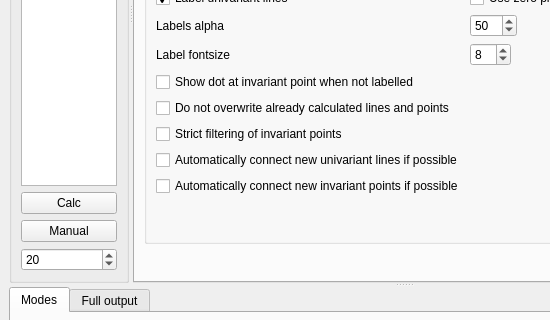
Above: pypsbuilder/ui/txbuilder.ui from ondrolexa/pypsbuilder before the change; both pictures show x 0 to 550 and y 285 to 605 of the 1106 by 726 pixel window. Below: the same form after it.
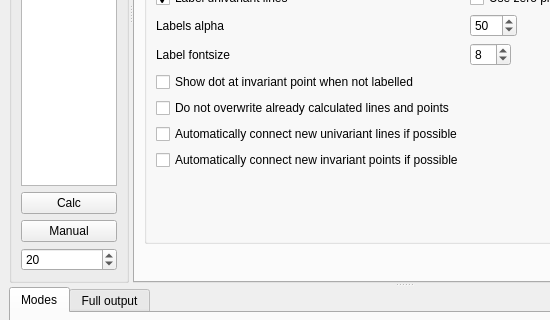
That is the form after the change. The open tabs and pages were chosen to show the change.

Patch:
```diff
--- a/pypsbuilder/ui/txbuilder.ui
+++ b/pypsbuilder/ui/txbuilder.ui
@@ -481,20 +481,13 @@
                </widget>
               </item>
               <item row="8" column="0">
-               <widget class="QCheckBox" name="checkStrict">
-                <property name="text">
-                 <string>Strict filtering of invariant points</string>
-                </property>
-               </widget>
-              </item>
-              <item row="9" column="0">
                <widget class="QCheckBox" name="checkAutoconnectUni">
                 <property name="text">
                  <string>Automatically connect new univariant lines if possible</string>
                 </property>
                </widget>
               </item>
-              <item row="10" column="0">
+              <item row="9" column="0">
                <widget class="QCheckBox" name="checkAutoconnectInv">
                 <property name="text">
                  <string>Automatically connect new invariant points if possible</string>
```
Left out of the diff: 5 changed lines with no effect on the pictures.
